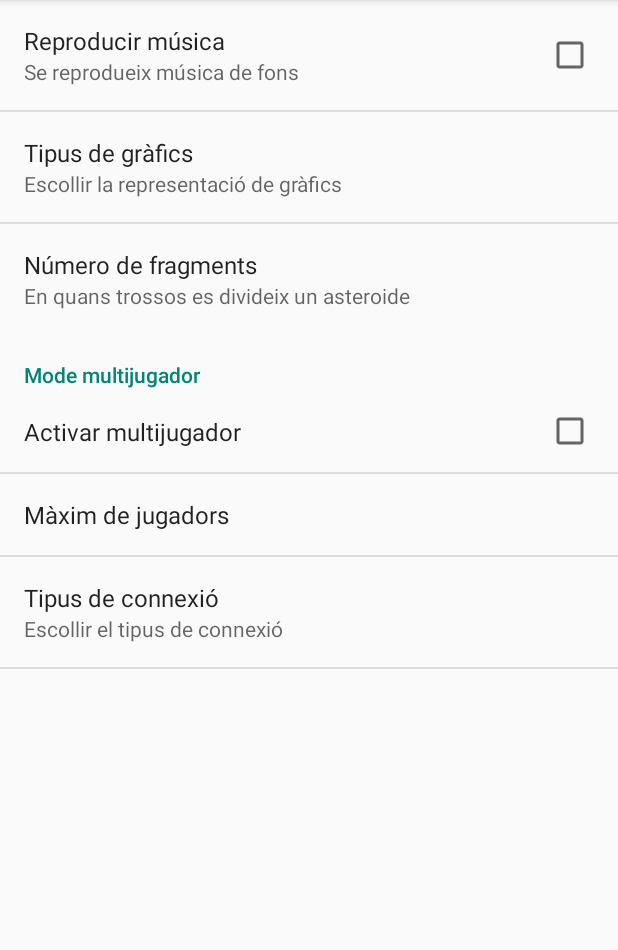
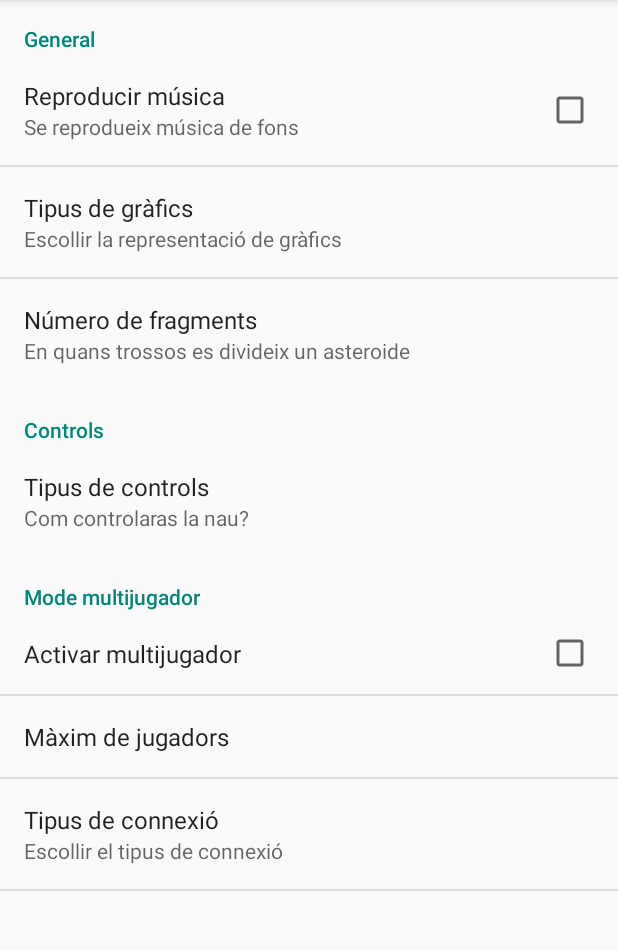
Before and after one commit to xXEddd64Xx/Asteroides, an Android app: the fragment PreferenciesFragment shown on its own in the app's theme, on a phone screen of 412 x 824 dp, the part 84-1034 px from its top. Run offline under Robolectric (Android 15) with nearby library versions, the phone set to English and light mode, and no system bars.

Commit message:
Moviment amb sensors segueix sense funcionar, he afegit la opcio de canviar el tipus de control

```diff
--- a/app/src/main/res/menu/menu1.xml
+++ b/app/src/main/res/menu/menu1.xml
@@ -10,6 +10,7 @@
     <item android:title="Sobre..."
         android:id="@+id/sobre"
         android:icon="@android:drawable/ic_menu_info_details"/>
+
     <item android:title="Info Preferències"
         android:id="@+id/info_preferencies"
         android:icon="@android:drawable/ic_menu_info_details"/>
--- a/app/src/main/res/values/arrays.xml
+++ b/app/src/main/res/values/arrays.xml
@@ -1,6 +1,5 @@
 <?xml version="1.0" encoding="utf-8"?>
 <resources>
-
     <string-array name="tipusGrafics">
         <item>Vectorial</item>
         <item>Bitmap</item>
@@ -25,6 +24,18 @@
         <item>2</item>
     </string-array>
 
+    <string-array name="tipusControl">
+        <item>Teclat</item>
+        <item>Tactil</item>
+        <item>Sensors</item>
+    </string-array>
+
+    <string-array name="tipusControlValors">
+        <item>0</item>
+        <item>1</item>
+        <item>2</item>
+    </string-array>
+
     <!-- Reply Preference -->
     <string-array name="reply_entries">
         <item>Reply</item>
--- a/app/src/main/res/xml/preferencies.xml
+++ b/app/src/main/res/xml/preferencies.xml
@@ -2,6 +2,7 @@
 <PreferenceScreen
     xmlns:android="http://schemas.android.com/apk/res/android"
     android:key="preferencies_principal">
+    <PreferenceCategory android:title="General" >
         <CheckBoxPreference
             android:key="musica"
             android:title="Reproducir música"
@@ -19,6 +20,16 @@
             android:summary="En quans trossos es divideix un asteroide"
             android:inputType="number"
             android:defaultValue="3"/>
+    </PreferenceCategory>
+    <PreferenceCategory android:title="Controls" >
+        <ListPreference
+            android:key="controls"
+            android:title="Tipus de controls"
+            android:summary="Com controlaras la nau?"
+            android:entries="@array/tipusControl"
+            android:entryValues="@array/tipusControlValors"
+            android:defaultValue="1"/>
+    </PreferenceCategory>
     <PreferenceCategory android:title="Mode multijugador" >
         <CheckBoxPreference
             android:key="multijugador"
```
Lines whose indentation alone changed are shown as unchanged.
